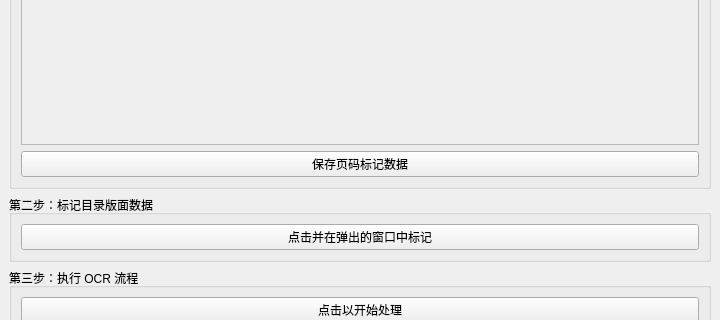
Old version of the form mainWindow.ui in the repository NatsUIJM/autoContents; both pictures show x 0 to 720 and y 642 to 962 of the 720 by 1204 pixel window.
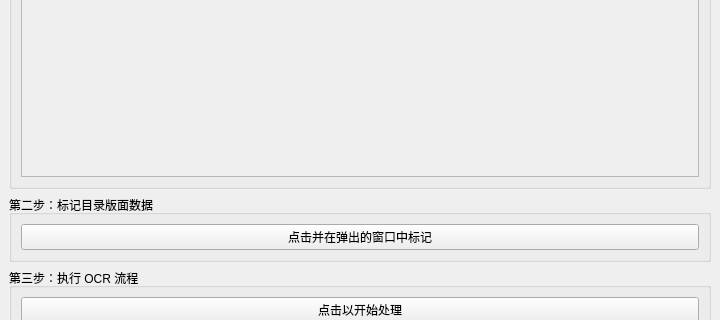
New version of the form.

Commit message: 更新主窗口UI，调整高度并添加OCR处理和确认内容的按钮连接；优化JSON处理规则以增强数据一致性

What changed in the file:
```diff
--- a/mainWindow.ui
+++ b/mainWindow.ui
@@ -51,19 +51,12 @@
             <x>0</x>
             <y>0</y>
             <width>664</width>
-            <height>712</height>
+            <height>746</height>
            </rect>
           </property>
          </widget>
         </widget>
        </item>
-       <item>
-        <widget class="QPushButton" name="pushButton_4">
-         <property name="text">
-          <string>保存页码标记数据</string>
-         </property>
-        </widget>
-       </item>
       </layout>
      </widget>
     </item>
```
The commit also changes 5 other files.
